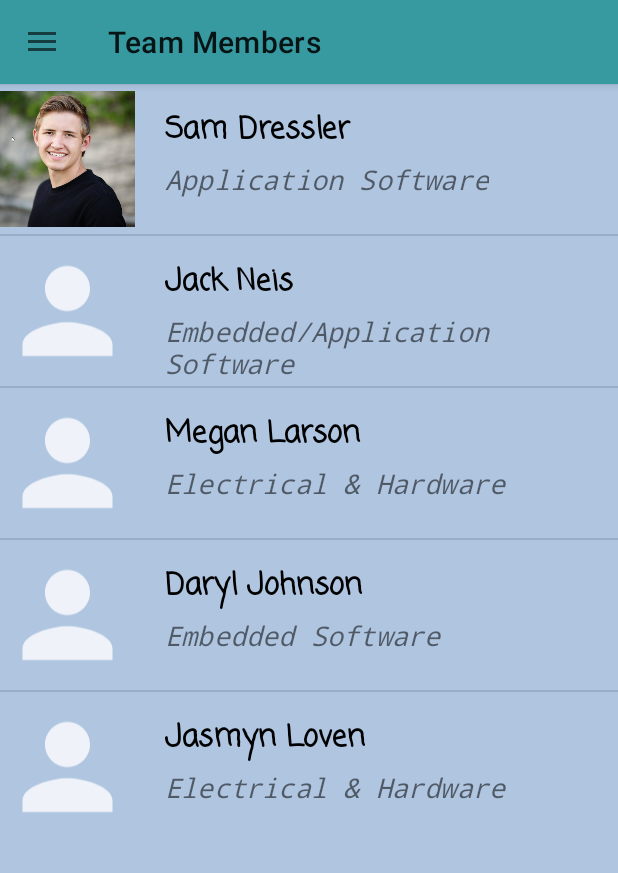
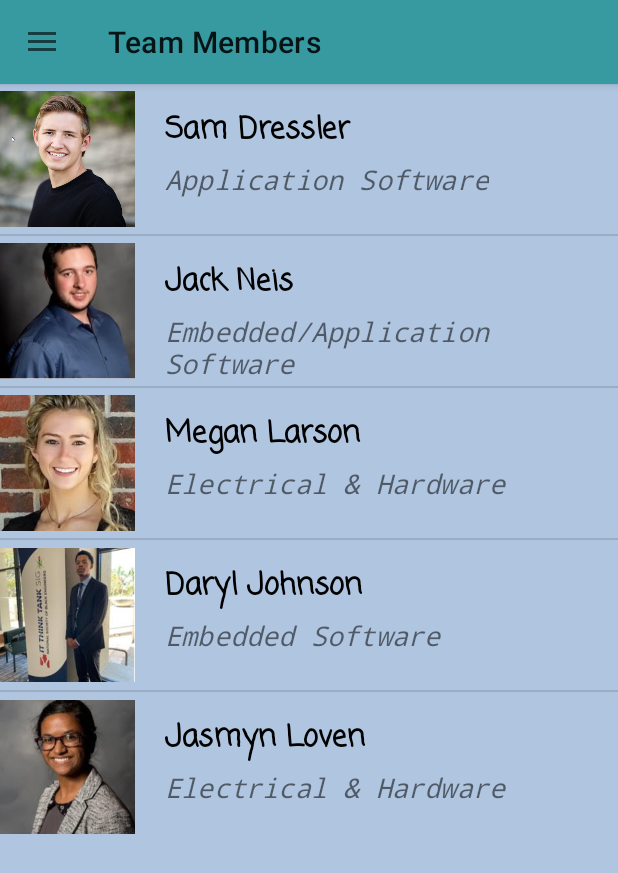
Before and after one commit to John-Neis/CSCI493_EE481, an Android app: the screen it shows after launch (MainActivity), in the side drawer, after a tap on "Team Members", on a phone screen of 412 x 824 dp. Shown: the top 873 px of the screen. Run offline under Robolectric (Android 15) with nearby library versions, the phone set to English and light mode, and no system bars.

```diff
--- a/ApplicationPrototype/app/src/main/java/com/example/applicationprototype/AboutTeamFragment.java
+++ b/ApplicationPrototype/app/src/main/java/com/example/applicationprototype/AboutTeamFragment.java
@@ -20,9 +20,9 @@ public class AboutTeamFragment extends Fragment {
     String [] teamMemberNames = {"Sam Dressler","Jack Neis","Megan Larson",
                                     "Daryl Johnson","Jasmyn Loven"};
 
-    int [] profilePics = {R.drawable.sam_profile_pic,R.drawable.ic_action_single_person_profile,
-            R.drawable.ic_action_single_person_profile, R.drawable.ic_action_single_person_profile,
-            R.drawable.ic_action_single_person_profile};
+    int [] profilePics = {R.drawable.sam_profile_pic,R.drawable.jack_profile_pic,
+            R.drawable.megan_profile_pic, R.drawable.daryl_profile_pic,
+            R.drawable.jasmyn_profile_pic};
 
     String [] teamMemberRoles = {"Application Software","Embedded/Application Software","Electrical & Hardware",
     "Embedded Software", "Electrical & Hardware"};
@@ -41,6 +41,7 @@ public class AboutTeamFragment extends Fragment {
         listView = view.findViewById(R.id.team_members_lv);
         CustomAdapter customAdapter = new CustomAdapter();
         listView.setAdapter(customAdapter);
+        listView.setEnabled(false);
         listView.setOnItemClickListener(new AdapterView.OnItemClickListener() {
             @Override
             public void onItemClick(AdapterView<?> parent, View view, int position, long id) {
--- a/ApplicationPrototype/app/src/main/java/com/example/applicationprototype/SettingsFragment.java
+++ b/ApplicationPrototype/app/src/main/java/com/example/applicationprototype/SettingsFragment.java
@@ -54,7 +54,6 @@ public class SettingsFragment extends Fragment {
         Log.d(tag, "In Init Settings Method");
         /* set the default check state and activate the check box listener */
         init_bt_toggle_enable_disable(view);
-
     }
     public void init_bt_toggle_enable_disable(View view){
         BA = shared_data.getBluetooth_adapter();
--- a/ApplicationPrototype/app/src/main/res/layout/nav_header_main.xml
+++ b/ApplicationPrototype/app/src/main/res/layout/nav_header_main.xml
@@ -3,7 +3,7 @@
     xmlns:android="http://schemas.android.com/apk/res/android"
     xmlns:app="http://schemas.android.com/apk/res-auto"
     android:layout_width="match_parent"
-    android:layout_height="215dp"
+    android:layout_height="225dp"
     android:gravity="bottom"
     android:orientation="vertical"
     android:padding="15dp"
@@ -14,7 +14,7 @@
         android:layout_width="191dp"
         android:layout_height="106dp"
         android:src="@drawable/und_flame_logo"
-        android:layout_marginTop="20dp">
+        android:layout_marginTop="30dp">
     </ImageView>
 
     <TextView
--- a/ApplicationPrototype/app/src/main/res/values/strings.xml
+++ b/ApplicationPrototype/app/src/main/res/values/strings.xml
@@ -1,6 +1,6 @@
 <resources>
     <string name="app_name">PHP Partner App Prototype</string>
-    <string name="version">Version 0.4</string>
+    <string name="version">Version 0.5</string>
     <string name="device_pairing">Device Pairing</string>
     <string name="pre_made_grips">Grips</string>
     <string name="asl">ASL Signs</string>
```
Also changed, not shown: ApplicationPrototype/app/src/main/res/drawable/daryl_profile_pic.jpg (added), ApplicationPrototype/app/src/main/res/drawable/jack_profile_pic.jpg (added), ApplicationPrototype/app/src/main/res/drawable/jasmyn_profile_pic.jpg (added), ApplicationPrototype/app/src/main/res/drawable/megan_profile_pic.jpg (added).
